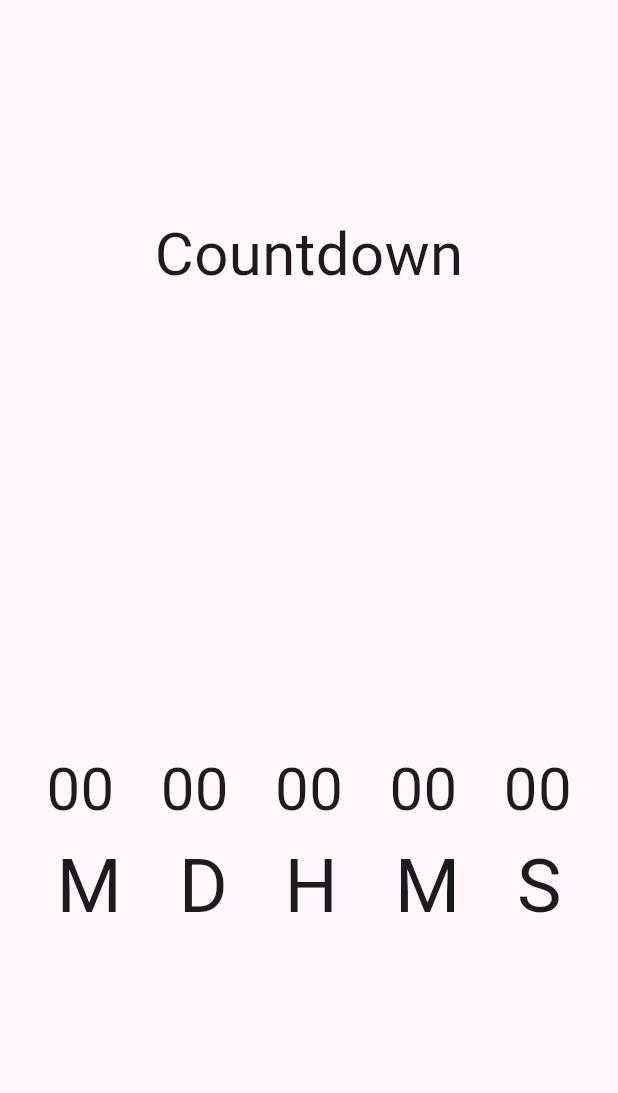
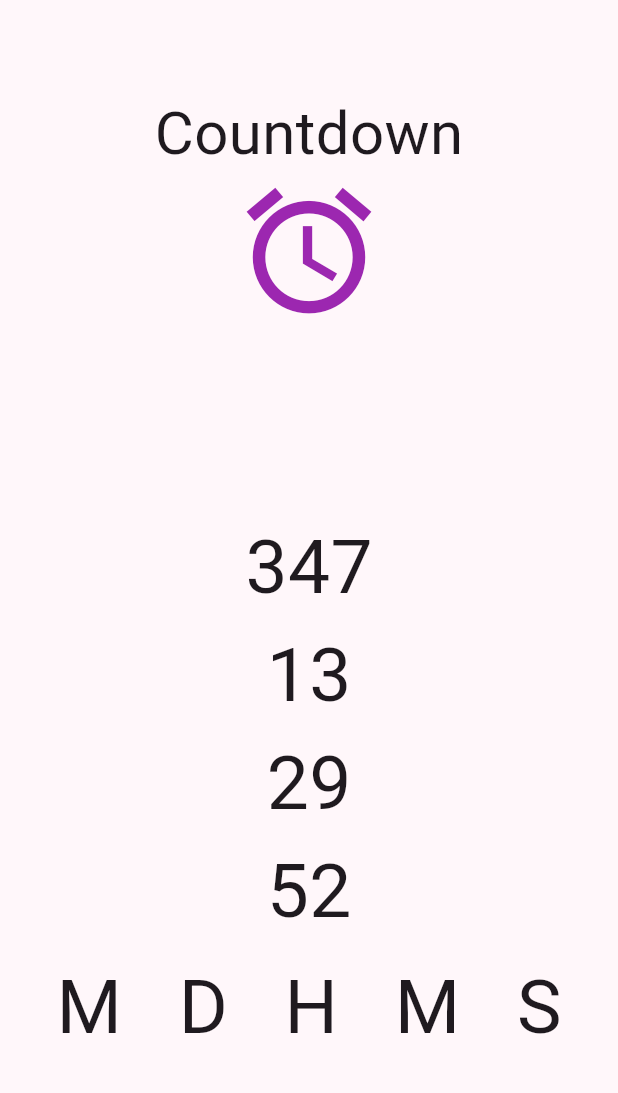
Before and after one commit to systemry420/flutter_apps, a Flutter app: the screen it shows after launch, on a phone screen of 412 x 824 dp, the part 84-1177 px from its top. Run offline on Flutter 3.47's test engine with Material 3 defaults, Android fonts, the phone set to English and light mode, and no system bars.

```diff
--- a/lib/Countdown.dart
+++ b/lib/Countdown.dart
@@ -1,3 +1,5 @@
+import 'dart:async';
+
 import 'package:flutter/material.dart';
 
 class Countdown extends StatefulWidget {
@@ -10,22 +12,76 @@ class Countdown extends StatefulWidget {
 class _CountdownState extends State<Countdown> {
   @override
   Widget build(BuildContext context) {
-    return const Center(
+    DateTime dateTimeAtFuture = DateTime(2024, 12, 31);
+    DateTime dateTimeNow = DateTime.now();
+
+    var differenceInSeconds = dateTimeAtFuture.difference(dateTimeNow).inSeconds;
+    var seconds = differenceInSeconds;
+    var days = seconds ~/ 86400;
+    seconds %= 86400;
+    var hours = seconds ~/ 3600;
+    seconds %= 3600;
+    var minutes = seconds ~/ 60;
+    seconds %= 60;
+
+    Timer.periodic(const Duration(seconds: 1), (timer) {
+      setState(() {
+        differenceInSeconds = dateTimeAtFuture.difference(dateTimeNow).inSeconds;
+        days = seconds ~/ 86400;
+        seconds %= 86400;
+        hours = seconds ~/ 3600;
+        seconds %= 3600;
+        minutes = seconds ~/ 60;
+        seconds %= 60;
+      });
+    });
+    return Center(
       child: Column(
         mainAxisAlignment: MainAxisAlignment.center,
         children: [
-          Padding(
-            padding: EdgeInsets.only(bottom: 300.0),
-            child: Text('Countdown', style: TextStyle(fontSize: 40),),
+          const Padding(
+            padding: EdgeInsets.only(bottom: 120.0),
+            child: Column(
+              children: [
+                Text('Countdown', style: TextStyle(fontSize: 40),),
+                Icon(Icons.alarm, size: 100, color: Colors.purple,),
+              ],
+            )
           ),
+
           Row(
             mainAxisAlignment: MainAxisAlignment.spaceEvenly,
             children: [
-              Text('00', style: TextStyle(fontSize: 40),),
-              Text('00', style: TextStyle(fontSize: 40),),
-              Text('00', style: TextStyle(fontSize: 40),),
-              Text('00', style: TextStyle(fontSize: 40),),
-              Text('00', style: TextStyle(fontSize: 40),),
+              SafeArea(
+                child: Padding(
+                    padding: const EdgeInsets.symmetric(vertical: 5),
+                    child: Column(
+                      mainAxisAlignment: MainAxisAlignment.spaceEvenly,
+                      children: [
+                        Column(
+                          children: [
+                            Text('${ days < 10 ? "0$days" : days}', style: TextStyle(fontSize: 50),),
+                          ],
+                        ),
+                        Column(
+                          children: [
+                            Text('${ hours < 10 ? "0$hours" : hours }', style: TextStyle(fontSize: 50),),
+                          ],
+                        ),
+                        Row(
+                          children: [
+                            Text('${ minutes }', style: TextStyle(fontSize: 50),),
+                          ],
+                        ),
+                        Row(
+                          children: [
+                            Text('$seconds', style: TextStyle(fontSize: 50),),
+                          ],
+                        ),
+                      ],
+                    ),
+                ),
+              ),
             ],
           ),
           Row(
```
